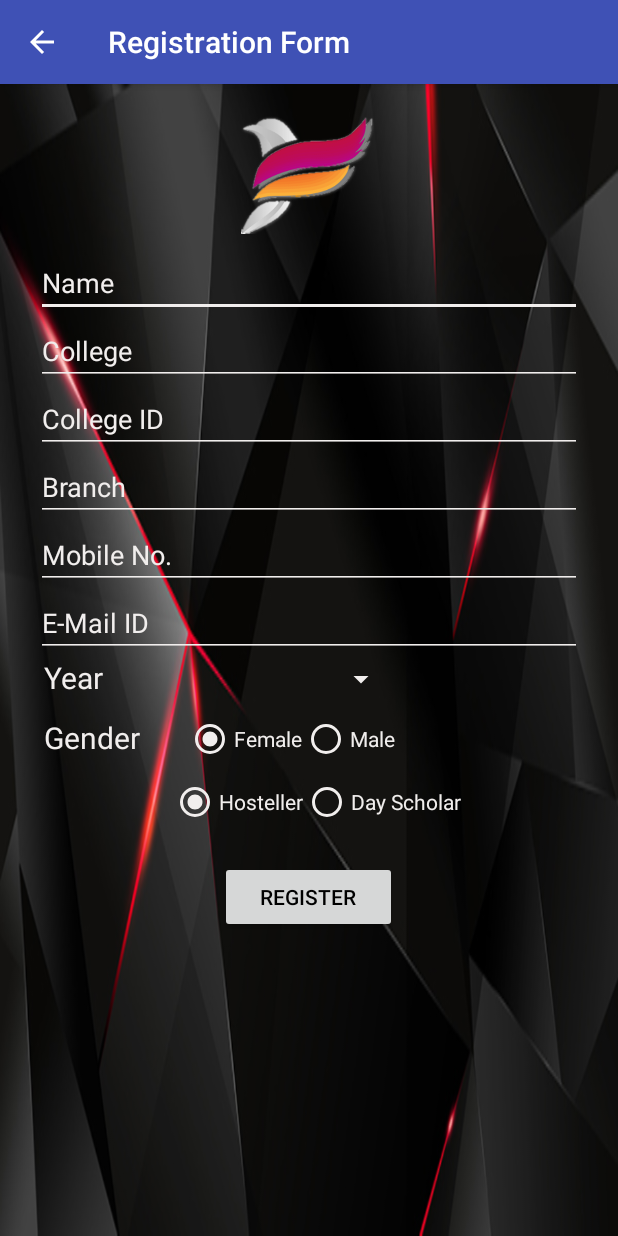
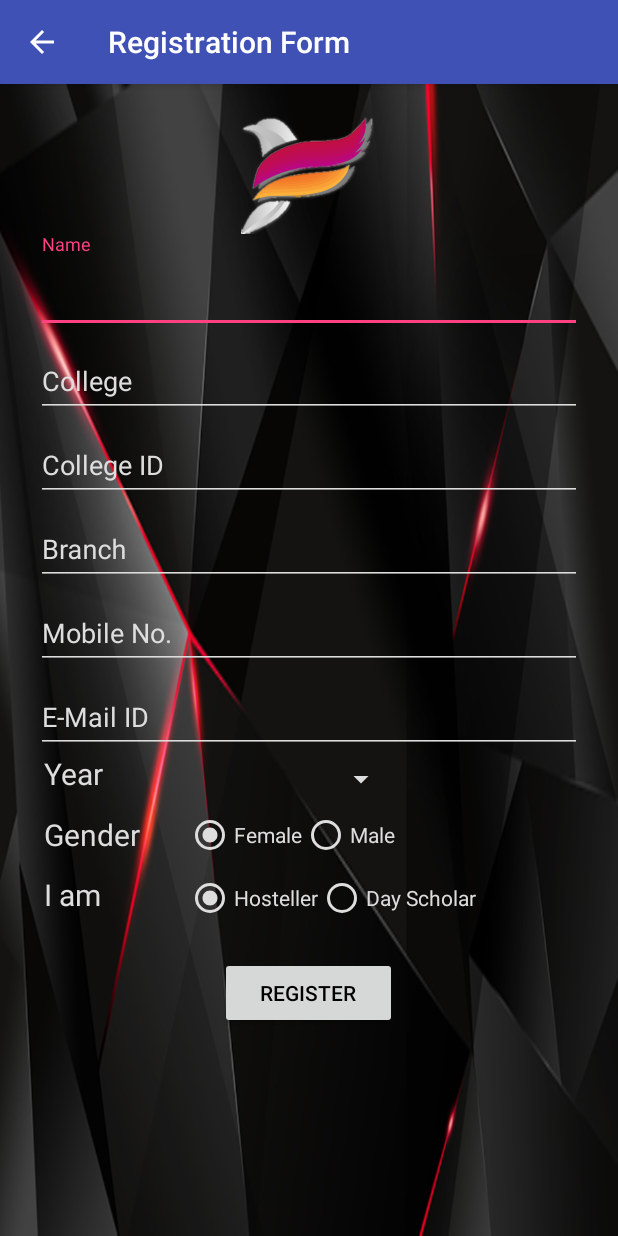
Before and after one commit to sahilayank91/IIITK_FoundationDay_App, an Android app: the Register screen opened directly, with no data from a screen before it, on a phone screen of 412 x 824 dp. Run offline under Robolectric (Android 15) with nearby library versions, the phone set to English and light mode, and no system bars; our stand-ins replace Firebase (no records; nobody signed in at launch, a user with empty details on screens opened directly); 2 statements that could not run were skipped.

Commit message:
Complete Registration Page

```diff
--- a/app/build.gradle
+++ b/app/build.gradle
@@ -19,6 +19,7 @@ android {
 }
 
 dependencies {
+    implementation 'com.android.support:design:26.1.0'
     implementation fileTree(include: ['*.jar'], dir: 'libs')
     implementation 'com.android.support:appcompat-v7:26.0.0-beta1'
     implementation 'com.android.support.constraint:constraint-layout:1.0.2'
--- a/app/src/main/java/sahil/iiitk_foundationday_app/Register.java
+++ b/app/src/main/java/sahil/iiitk_foundationday_app/Register.java
@@ -2,16 +2,19 @@ package sahil.iiitk_foundationday_app;
 
 import android.content.SharedPreferences;
 import android.content.pm.ActivityInfo;
+import android.graphics.Color;
 import android.os.SystemClock;
 import android.support.v7.app.AppCompatActivity;
 import android.os.Bundle;
 import android.util.Log;
 import android.view.View;
+import android.widget.AdapterView;
 import android.widget.ArrayAdapter;
 import android.widget.EditText;
 import android.widget.RadioButton;
 import android.widget.RadioGroup;
 import android.widget.Spinner;
+import android.widget.TextView;
 import android.widget.Toast;
 import android.util.Patterns;
 
@@ -74,15 +77,29 @@ public class Register extends AppCompatActivity {
             phone.setText(bundle_phone);
         }
 
-        String[] arraySpinner = new String[] {
+        final String[] arraySpinner = new String[] {
                 "1", "2", "3", "4"
         };
-        Spinner s = (Spinner) findViewById(R.id.Year);
-        ArrayAdapter<String> adapter = new ArrayAdapter<String>(this,
-                android.R.layout.simple_spinner_item, arraySpinner);
+        final Spinner s = (Spinner) findViewById(R.id.Year);
+        ArrayAdapter<String> adapter = new ArrayAdapter<String>(this, R.layout.spinner_item,arraySpinner);
         adapter.setDropDownViewResource(android.R.layout.simple_spinner_dropdown_item);
         s.setAdapter(adapter);
-        year = s.getSelectedItem().toString();
+
+        s.setOnItemSelectedListener(new AdapterView.OnItemSelectedListener() {
+
+            @Override
+            public void onItemSelected(AdapterView<?> adapterView, View view, int i, long l) {
+                int pos = adapterView.getSelectedItemPosition();
+                year = arraySpinner[pos];
+            }
+
+            public void onNothingSelected(AdapterView<?> adapterView){
+                TextView errorText = (TextView)s.getSelectedView();
+                errorText.setError("");
+                errorText.setTextColor(Color.RED);//just to highlight that this is an error
+                errorText.setText("Please enter the Year");//changes the selected item text to this
+            }
+        });
     }
 
 
--- a/app/src/main/res/layout/activity_register.xml
+++ b/app/src/main/res/layout/activity_register.xml
@@ -1,162 +1,217 @@
 <?xml version="1.0" encoding="utf-8"?>
-<ScrollView android:layout_height="fill_parent"
+<ScrollView xmlns:app="http://schemas.android.com/apk/res-auto"
+    xmlns:tools="http://schemas.android.com/tools"
+    android:layout_height="fill_parent"
     android:layout_width="fill_parent"
     android:background="@drawable/bb"
     xmlns:android="http://schemas.android.com/apk/res/android" >
 
     <RelativeLayout
 
+        android:layout_width="match_parent"
+        android:layout_height="wrap_content"
+        android:fitsSystemWindows="true"
+        android:orientation="vertical"
         android:paddingLeft="24dp"
         android:paddingRight="24dp"
-        android:orientation="vertical"
-        android:fitsSystemWindows="true"
-        xmlns:app="http://schemas.android.com/apk/res-auto"
-        xmlns:tools="http://schemas.android.com/tools"
-        android:layout_width="fill_parent"
-        android:layout_height="fill_parent"
-        xmlns:android="http://schemas.android.com/apk/res/android"
         tools:context="sahil.iiitk_foundationday_app.Register">
 
         <ImageView
             android:id="@+id/img"
             android:layout_width="match_parent"
             android:layout_height="100dp"
-        android:paddingTop="10dp"
             android:layout_alignParentStart="true"
             android:layout_alignParentTop="true"
+            android:paddingTop="10dp"
             android:src="@drawable/offreg" />
+
+        <android.support.design.widget.TextInputLayout
+            android:id="@+id/text_input_layout"
+            android:layout_width="match_parent"
+            android:layout_height="wrap_content"
+            android:layout_below="@+id/img"
+            android:textColorHint="@color/offwhite">
 
             <EditText
                 android:id="@+id/name_input"
-            android:layout_width="wrap_content"
+                android:layout_width="match_parent"
                 android:layout_height="wrap_content"
                 android:layout_alignParentEnd="true"
                 android:layout_alignParentStart="true"
+                android:layout_below="@id/img"
                 android:backgroundTint="@color/offwhite"
                 android:hint="Name"
-            android:layout_below="@id/img"
+                android:inputType="textPersonName"
                 android:paddingTop="20dp"
-            android:inputType="textPersonName"
                 android:textColor="@color/offwhite"
                 android:textColorHint="@color/offwhite" />
+        </android.support.design.widget.TextInputLayout>
+
+        <android.support.design.widget.TextInputLayout
+            android:id="@+id/text_input_layout2"
+            android:layout_width="match_parent"
+            android:layout_height="wrap_content"
+            android:layout_below="@+id/text_input_layout"
+            android:textColorHint="@color/offwhite">
 
             <EditText
                 android:id="@+id/college_input"
-            android:layout_width="wrap_content"
+                android:layout_width="match_parent"
                 android:layout_height="wrap_content"
                 android:layout_alignParentEnd="true"
                 android:layout_alignParentStart="true"
-            android:layout_below="@+id/name_input"
+                android:layout_below="@+id/text_input_layout"
                 android:backgroundTint="@color/offwhite"
                 android:hint="College"
                 android:inputType="text"
                 android:textColor="@color/offwhite"
                 android:textColorHint="@color/offwhite" />
+        </android.support.design.widget.TextInputLayout>
+
+        <android.support.design.widget.TextInputLayout
+            android:id="@+id/text_input_layout3"
+            android:layout_width="match_parent"
+            android:layout_height="wrap_content"
+            android:layout_below="@+id/text_input_layout2"
+            android:textColorHint="@color/offwhite">
 
             <EditText
                 android:id="@+id/college_id_input"
-        android:layout_width="wrap_content"
+                android:layout_width="match_parent"
                 android:layout_height="wrap_content"
                 android:layout_alignParentEnd="true"
                 android:layout_alignParentStart="true"
-        android:layout_below="@+id/college_input"
+                android:layout_below="@+id/text_input_layout2"
                 android:backgroundTint="@color/offwhite"
                 android:hint="College ID"
                 android:inputType="text"
                 android:textColor="@color/offwhite"
                 android:textColorHint="@color/offwhite" />
+        </android.support.design.widget.TextInputLayout>
+
+        <android.support.design.widget.TextInputLayout
+            android:id="@+id/text_input_layout4"
+            android:layout_width="match_parent"
+            android:layout_height="wrap_content"
+            android:layout_below="@+id/text_input_layout3"
+            android:textColorHint="@color/offwhite">
 
             <EditText
                 android:id="@+id/branch_input"
-        android:layout_width="wrap_content"
+                android:layout_width="match_parent"
                 android:layout_height="wrap_content"
                 android:layout_alignParentEnd="true"
                 android:layout_alignParentStart="true"
-        android:layout_below="@+id/college_id_input"
+                android:layout_below="@+id/text_input_layout3"
                 android:backgroundTint="@color/offwhite"
                 android:hint="Branch"
                 android:inputType="text"
                 android:textColor="@color/offwhite"
                 android:textColorHint="@color/offwhite" />
+        </android.support.design.widget.TextInputLayout>
+
+        <android.support.design.widget.TextInputLayout
+            android:id="@+id/text_input_layout5"
+            android:layout_width="match_parent"
+            android:layout_height="wrap_content"
+            android:layout_below="@+id/text_input_layout4"
+            android:textColorHint="@color/offwhite">
 
             <EditText
                 android:id="@+id/mobile_input"
-            android:layout_width="wrap_content"
+                android:layout_width="match_parent"
                 android:layout_height="wrap_content"
                 android:layout_alignParentEnd="true"
                 android:layout_alignParentStart="true"
-            android:layout_below="@+id/branch_input"
+                android:layout_below="@+id/text_input_layout4"
                 android:backgroundTint="@color/offwhite"
                 android:ems="10"
                 android:hint="Mobile No."
                 android:inputType="number"
                 android:textColor="@color/offwhite"
                 android:textColorHint="@color/offwhite" />
+        </android.support.design.widget.TextInputLayout>
+
+        <android.support.design.widget.TextInputLayout
+            android:id="@+id/text_input_layout6"
+            android:layout_width="match_parent"
+            android:layout_height="wrap_content"
+            android:layout_below="@+id/text_input_layout5"
+            android:textColorHint="@color/offwhite">
 
             <EditText
                 android:id="@+id/email_input"
-            android:layout_width="wrap_content"
+                android:layout_width="match_parent"
                 android:layout_height="wrap_content"
                 android:layout_alignParentEnd="true"
                 android:layout_alignParentStart="true"
-            android:layout_below="@+id/mobile_input"
+                android:layout_below="@+id/text_input_layout5"
                 android:backgroundTint="@color/offwhite"
                 android:ems="10"
                 android:hint="E-Mail ID"
                 android:inputType="textEmailAddress"
                 android:textColor="@color/offwhite"
                 android:textColorHint="@color/offwhite" />
+        </android.support.design.widget.TextInputLayout>
+
 
         <TextView
-            android:layout_width="100dp"
+            android:id="@+id/textyear"
+            android:layout_width="fill_parent"
             android:layout_height="35dp"
-            android:layout_below="@id/email_input"
-            android:id="@+id/textyear"
+            android:layout_alignEnd="@+id/gend"
+            android:layout_below="@id/text_input_layout6"
+            android:text="@string/year"
+            android:paddingStart="5dp"
             android:textColor="@color/offwhite"
-            android:paddingStart="5dp"
-            android:text="@string/year"
-            android:textSize="20dp"/>
+            android:textSize="20dp" />
 
         <Spinner
             android:id="@+id/Year"
-            android:layout_width="100dp"
-            android:layout_height="30dp"
+            android:layout_width="fill_parent"
+            android:layout_height="35dp"
             android:layout_alignEnd="@+id/submit"
-            android:layout_alignTop="@+id/textyear"
+            android:layout_below="@id/text_input_layout6"
             android:backgroundTint="@color/offwhite"
+            android:gravity="right"
             android:paddingStart="150dp"
-            android:textAlignment="center"
-            android:spinnerMode="dialog"/>
+            android:prompt="@string/year"
+            android:spinnerMode="dialog"
+            android:textAlignment="gravity" />
 
         <TextView
+            android:layout_width="fill_parent"
+            android:layout_height="20dp" />
+
+        <TextView
+            android:id="@+id/gend"
             android:layout_width="100dp"
             android:layout_height="35dp"
-            android:layout_below="@id/Year"
-            android:id="@+id/gend"
-            android:textSize="20dp"
+            android:layout_below="@id/textyear"
+            android:paddingStart="5dp"
+            android:paddingTop="5dp"
             android:text="@string/Gender"
-            android:paddingTop="10dp"
-            android:paddingStart="5dp"
-            android:textColor="@color/offwhite"/>
+            android:textColor="@color/offwhite"
+            android:textSize="20dp" />
 
         <RadioGroup xmlns:android="http://schemas.android.com/apk/res/android"
             android:id="@+id/rad"
             android:layout_width="fill_parent"
             android:layout_height="wrap_content"
-        android:paddingStart="100dp"
-        android:paddingTop="3dp"
-        android:layout_below="@id/textyear"
+            android:layout_below="@id/Year"
             android:backgroundTint="@color/offwhite"
             android:checkedButton="@id/female"
-        android:orientation="horizontal">
+            android:orientation="horizontal"
+            android:paddingStart="100dp"
+            android:paddingTop="3dp">
 
             <RadioButton
                 android:id="@+id/female"
                 android:layout_width="wrap_content"
                 android:layout_height="wrap_content"
+                android:buttonTint="@color/offwhite"
                 android:onClick="onRadioButtonClicked"
                 android:text="Female"
-            android:buttonTint="@color/offwhite"
                 android:textColor="@color/offwhite" />
 
             <RadioButton
@@ -169,24 +224,40 @@
                 android:textColor="@color/offwhite" />
         </RadioGroup>
 
+        <TextView
+            android:layout_width="fill_parent"
+            android:layout_height="20dp" />
+
+        <TextView
+            android:layout_width="60dp"
+            android:layout_height="40dp"
+            android:id="@+id/iam"
+            android:layout_below="@id/gend"
+            android:text="I am"
+            android:textColor="@color/offwhite"
+            android:textSize="20dp"
+            android:paddingLeft="5dp"
+            android:paddingTop="10dp"/>
+
         <RadioGroup xmlns:android="http://schemas.android.com/apk/res/android"
             android:id="@+id/moc"
-            android:layout_width="fill_parent"
+            android:layout_width="250dp"
             android:layout_height="wrap_content"
-            android:paddingStart="90dp"
-            android:paddingTop="10dp"
             android:layout_below="@id/rad"
             android:backgroundTint="@color/offwhite"
+            android:layout_toEndOf="@+id/iam"
             android:checkedButton="@id/hosteller"
-            android:orientation="horizontal">
+            android:orientation="horizontal"
+            android:paddingTop="10dp"
+            android:paddingLeft="40dp">
 
             <RadioButton
                 android:id="@+id/hosteller"
                 android:layout_width="wrap_content"
                 android:layout_height="wrap_content"
+                android:buttonTint="@color/offwhite"
                 android:onClick="onMocButtonClicked"
                 android:text="Hosteller"
-                android:buttonTint="@color/offwhite"
                 android:textColor="@color/offwhite" />
 
             <RadioButton
--- a/app/src/main/res/values/colors.xml
+++ b/app/src/main/res/values/colors.xml
@@ -3,7 +3,7 @@
     <color name="colorPrimary">#3F51B5</color>
     <color name="colorPrimaryDark">#303F9F</color>
     <color name="colorAccent">#FF4081</color>
-    <color name="offwhite">#f1eeed</color>
+    <color name="offwhite">#dddddd</color>
     <color name="red">#ff9966</color>
     <color name="darkred">#dd2020</color>
     <color name="black">#000000</color>
--- a/app/src/main/res/values/strings.xml
+++ b/app/src/main/res/values/strings.xml
@@ -4,4 +4,5 @@
     <string name="year">Year</string>
     <string name="Gender">Gender</string>
     <string name="title">Registration Form</string>
+    <string name="iam">I am</string>
 </resources>
```
Lines whose indentation alone changed are shown as unchanged.
